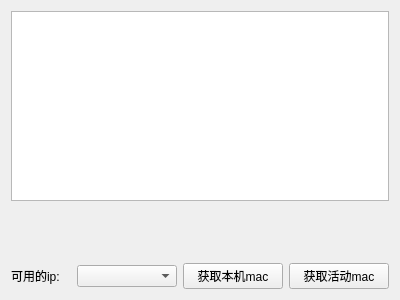
The window that selectip.ui (VictorySong/ls) describes before a commit, drawn with Qt 5.
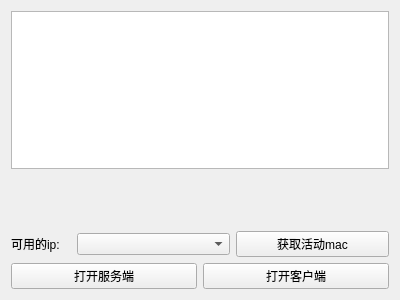
The same window after the commit.

The edit to the form file:
```diff
--- a/selectip.ui
+++ b/selectip.ui
@@ -75,13 +75,6 @@
          </property>
         </widget>
        </item>
-       <item>
-        <widget class="QPushButton" name="pushButton_2">
-         <property name="text">
-          <string>获取本机mac</string>
-         </property>
-        </widget>
-       </item>
        <item>
         <widget class="QPushButton" name="pushButton">
          <property name="text">
@@ -91,6 +84,24 @@
        </item>
       </layout>
      </item>
+     <item>
+      <layout class="QHBoxLayout" name="horizontalLayout_2">
+       <item>
+        <widget class="QPushButton" name="pushButton_3">
+         <property name="text">
+          <string>打开服务端</string>
+         </property>
+        </widget>
+       </item>
+       <item>
+        <widget class="QPushButton" name="pushButton_2">
+         <property name="text">
+          <string>打开客户端</string>
+         </property>
+        </widget>
+       </item>
+      </layout>
+     </item>
     </layout>
    </item>
   </layout>
```
